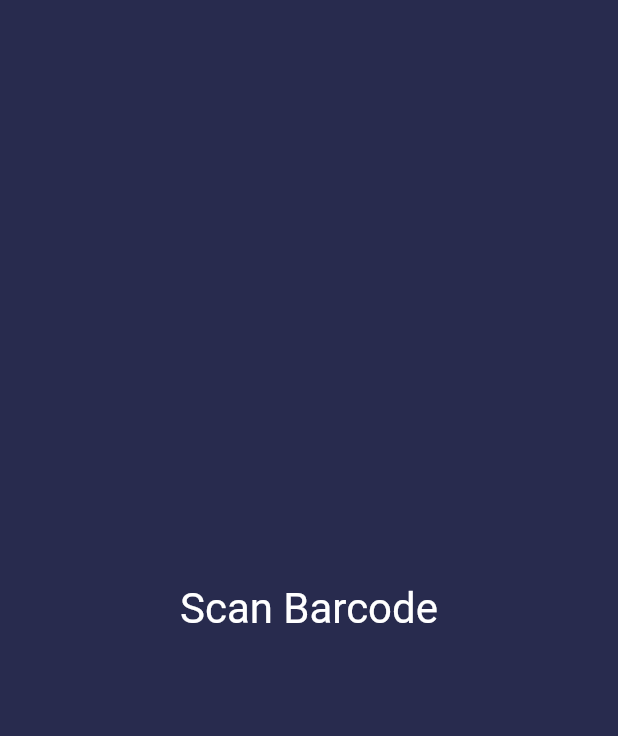
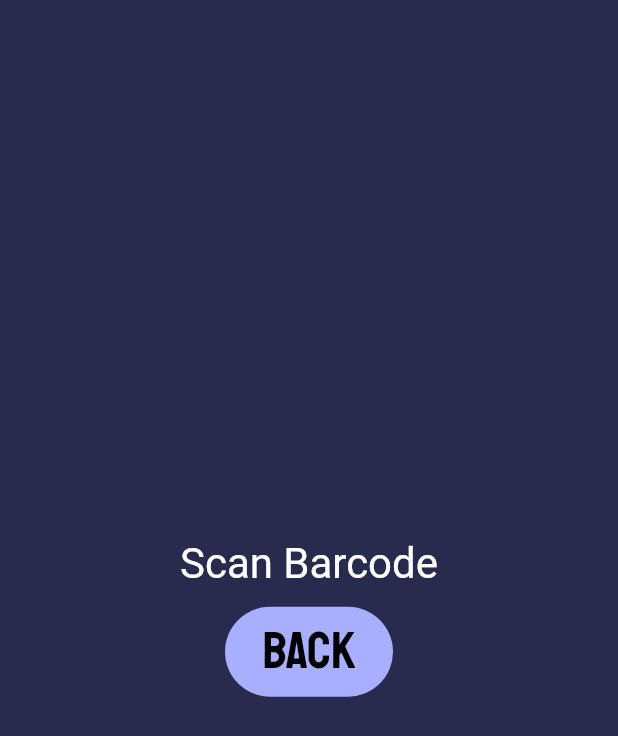
Before and after one commit to Shloktheboss142/Attendify, a Flutter app: the EnglishAttendance screen opened directly, after a tap on "Scan Barcode", on a phone screen of 412 x 824 dp. Shown: the top 736 px of the screen. Run offline on Flutter 3.47's test engine with Material 2 defaults, Android fonts, the phone set to English and light mode, and no system bars; our stand-ins replace cloud_firestore, firebase_auth, firebase_core, flutter_pw_validator, jiffy, modal_progress_hud_nsn; missing offline and left inert: flutter_barcode_scanner, qr_code_scanner; accounts and stored records are empty; Roboto replaces fonts that are missing (Cairo-Regular).

Commit message:
added qr scanner button to english, math, science

```diff
--- a/lib/home_screen.dart
+++ b/lib/home_screen.dart
@@ -1,6 +1,9 @@
 import 'package:flutter/material.dart';
+import 'package:flutter/services.dart';
 import 'package:jiffy/jiffy.dart';
 import 'profile.dart';
+import 'package:flutter_barcode_scanner/flutter_barcode_scanner.dart';
+import 'package:qr_code_scanner/qr_code_scanner.dart';
 
 class HomePage extends StatefulWidget {
   const HomePage({super.key});
@@ -464,7 +467,7 @@ class StudentAttendance extends StatelessWidget {
               style: ElevatedButton.styleFrom(
                   elevation: 0,
                   backgroundColor: Color.fromARGB(255, 168, 175, 255),
-                  fixedSize: Size(MediaQuery.of(context).size.width - 250, 60),
+                  fixedSize: Size(MediaQuery.of(context).size.width - 300, 60),
                   shape: RoundedRectangleBorder(
                       borderRadius: BorderRadius.circular(30.0))),
               child: const Text('Back',
@@ -529,6 +532,22 @@ class EnglishAttendance extends StatelessWidget {
                       MediaQuery.of(context).size.height / 8),
                   shape: RoundedRectangleBorder(
                       borderRadius: BorderRadius.circular(15.0))),
+              child: const Text('Scan QR',
+                  style: TextStyle(
+                      color: Colors.black,
+                      fontFamily: 'Staatliches',
+                      fontSize: 35)),
+            ),
+            const Text("", style: TextStyle(fontSize: 10)),
+            ElevatedButton(
+              onPressed: () {},
+              style: ElevatedButton.styleFrom(
+                  elevation: 0,
+                  backgroundColor: Color.fromARGB(255, 168, 175, 255),
+                  fixedSize: Size(MediaQuery.of(context).size.width - 20,
+                      MediaQuery.of(context).size.height / 8),
+                  shape: RoundedRectangleBorder(
+                      borderRadius: BorderRadius.circular(15.0))),
               child: const Text('Manual Attendance',
                   style: TextStyle(
                       color: Colors.black,
@@ -559,7 +578,7 @@ class EnglishAttendance extends StatelessWidget {
               style: ElevatedButton.styleFrom(
                   elevation: 0,
                   backgroundColor: Color.fromARGB(255, 168, 175, 255),
-                  fixedSize: Size(MediaQuery.of(context).size.width - 250, 60),
+                  fixedSize: Size(MediaQuery.of(context).size.width - 300, 60),
                   shape: RoundedRectangleBorder(
                       borderRadius: BorderRadius.circular(30.0))),
               child: const Text('Back',
@@ -624,6 +643,22 @@ class MathAttendance extends StatelessWidget {
                       MediaQuery.of(context).size.height / 8),
                   shape: RoundedRectangleBorder(
                       borderRadius: BorderRadius.circular(15.0))),
+              child: const Text('Scan QR',
+                  style: TextStyle(
+                      color: Colors.black,
+                      fontFamily: 'Staatliches',
+                      fontSize: 35)),
+            ),
+            const Text("", style: TextStyle(fontSize: 10)),
+            ElevatedButton(
+              onPressed: () {},
+              style: ElevatedButton.styleFrom(
+                  elevation: 0,
+                  backgroundColor: Color.fromARGB(255, 168, 175, 255),
+                  fixedSize: Size(MediaQuery.of(context).size.width - 20,
+                      MediaQuery.of(context).size.height / 8),
+                  shape: RoundedRectangleBorder(
+                      borderRadius: BorderRadius.circular(15.0))),
               child: const Text('Manual Attendance',
                   style: TextStyle(
                       color: Colors.black,
@@ -654,7 +689,7 @@ class MathAttendance extends StatelessWidget {
               style: ElevatedButton.styleFrom(
                   elevation: 0,
                   backgroundColor: Color.fromARGB(255, 168, 175, 255),
-                  fixedSize: Size(MediaQuery.of(context).size.width - 250, 60),
+                  fixedSize: Size(MediaQuery.of(context).size.width - 300, 60),
                   shape: RoundedRectangleBorder(
                       borderRadius: BorderRadius.circular(30.0))),
               child: const Text('Back',
@@ -719,6 +754,22 @@ class ScienceAttendance extends StatelessWidget {
                       MediaQuery.of(context).size.height / 8),
                   shape: RoundedRectangleBorder(
                       borderRadius: BorderRadius.circular(15.0))),
+              child: const Text('Scan QR',
+                  style: TextStyle(
+                      color: Colors.black,
+                      fontFamily: 'Staatliches',
+                      fontSize: 35)),
+            ),
+            const Text("", style: TextStyle(fontSize: 10)),
+            ElevatedButton(
+              onPressed: () {},
+              style: ElevatedButton.styleFrom(
+                  elevation: 0,
+                  backgroundColor: Color.fromARGB(255, 168, 175, 255),
+                  fixedSize: Size(MediaQuery.of(context).size.width - 20,
+                      MediaQuery.of(context).size.height / 8),
+                  shape: RoundedRectangleBorder(
+                      borderRadius: BorderRadius.circular(15.0))),
               child: const Text('Manual Attendance',
                   style: TextStyle(
                       color: Colors.black,
@@ -749,7 +800,7 @@ class ScienceAttendance extends StatelessWidget {
               style: ElevatedButton.styleFrom(
                   elevation: 0,
                   backgroundColor: Color.fromARGB(255, 168, 175, 255),
-                  fixedSize: Size(MediaQuery.of(context).size.width - 250, 60),
+                  fixedSize: Size(MediaQuery.of(context).size.width - 300, 60),
                   shape: RoundedRectangleBorder(
                       borderRadius: BorderRadius.circular(30.0))),
               child: const Text('Back',
@@ -774,16 +825,36 @@ class ScanBarcode extends StatelessWidget {
         color: const Color.fromRGBO(40, 43, 78, 1),
         alignment: Alignment.center,
         padding: const EdgeInsets.fromLTRB(10, 10, 10, 10),
-      child: Column(mainAxisSize: MainAxisSize.min, children: [
+        child: Column(
+          mainAxisSize: MainAxisSize.min,
+          children: [
             const Text("Scan Barcode",
                 style: TextStyle(
                     fontSize: 28,
                     color: Colors.white,
-                fontFamily: 'Cairo-Regular',
+                    fontFamily: "Cairo-Regular",
                     fontWeight: FontWeight.w400)),
             const Text("", style: TextStyle(fontSize: 10)),
-      ]),
-    ));
+            ElevatedButton(
+              onPressed: () {
+                Navigator.pop(context);
+              },
+              style: ElevatedButton.styleFrom(
+                  elevation: 0,
+                  backgroundColor: Color.fromARGB(255, 168, 175, 255),
+                  fixedSize: Size(MediaQuery.of(context).size.width - 300, 60),
+                  shape: RoundedRectangleBorder(
+                      borderRadius: BorderRadius.circular(30.0))),
+              child: const Text('Back',
+                  style: TextStyle(
+                      color: Colors.black,
+                      fontFamily: 'Staatliches',
+                      fontSize: 35)),
+            ),
+          ],
+        ),
+      ),
+    );
   }
 }
 
--- a/pubspec.yaml
+++ b/pubspec.yaml
@@ -45,6 +45,8 @@ dependencies:
 
   shared_preferences: ^2.0.17
 
+  qr_code_scanner: ^1.0.1
+
 dev_dependencies:
   flutter_test:
     sdk: flutter
```
Also changed, not shown: pubspec.lock, 4 other files. Lines whose indentation alone changed are shown as unchanged.
